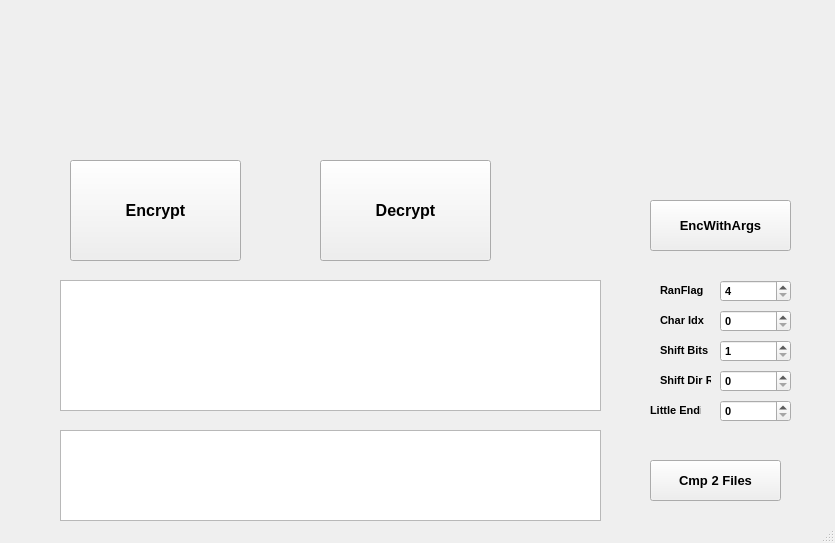
EdisoNewtong/Vector, file cpp/Qt/Fn4Dir/Fn4Dir/mainwindow.ui: the form before one commit.
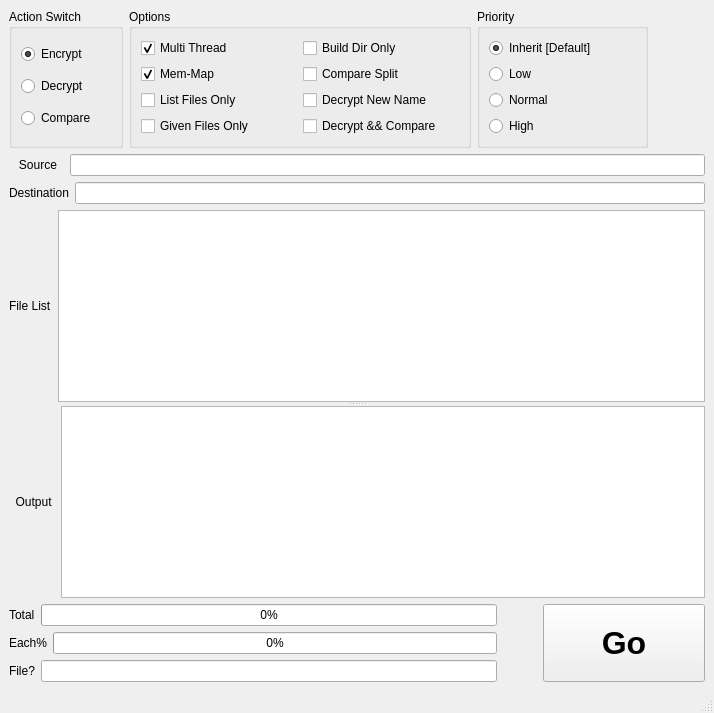
The form after the commit.

Commit message: [dev] Qt  Fn4Dir 1. Adjust UI Layout 2. Add Multi-Thread Support

Diff of the .ui file:
```diff
--- a/cpp/Qt/Fn4Dir/Fn4Dir/mainwindow.ui
+++ b/cpp/Qt/Fn4Dir/Fn4Dir/mainwindow.ui
@@ -6,355 +6,349 @@
    <rect>
     <x>0</x>
     <y>0</y>
-    <width>835</width>
-    <height>543</height>
+    <width>714</width>
+    <height>713</height>
    </rect>
   </property>
   <property name="windowTitle">
    <string>Fn 4 Dirs</string>
   </property>
   <widget class="QWidget" name="centralwidget">
-   <widget class="QPushButton" name="encBtn">
-    <property name="geometry">
-     <rect>
-      <x>70</x>
-      <y>160</y>
-      <width>171</width>
-      <height>101</height>
-     </rect>
-    </property>
-    <property name="font">
-     <font>
-      <family>Arial</family>
-      <pointsize>12</pointsize>
-      <weight>75</weight>
-      <bold>true</bold>
-     </font>
-    </property>
-    <property name="text">
-     <string>Encrypt</string>
-    </property>
-   </widget>
-   <widget class="QPushButton" name="decBtn">
-    <property name="geometry">
-     <rect>
-      <x>320</x>
-      <y>160</y>
-      <width>171</width>
-      <height>101</height>
-     </rect>
-    </property>
-    <property name="font">
-     <font>
-      <family>Arial</family>
-      <pointsize>12</pointsize>
-      <weight>75</weight>
-      <bold>true</bold>
-     </font>
-    </property>
-    <property name="text">
-     <string>Decrypt</string>
-    </property>
-   </widget>
-   <widget class="QPlainTextEdit" name="filePathWnd">
-    <property name="geometry">
-     <rect>
-      <x>60</x>
-      <y>280</y>
-      <width>541</width>
-      <height>131</height>
-     </rect>
-    </property>
-   </widget>
-   <widget class="QPlainTextEdit" name="logWnd">
-    <property name="geometry">
-     <rect>
-      <x>60</x>
-      <y>430</y>
-      <width>541</width>
-      <height>91</height>
-     </rect>
-    </property>
-   </widget>
-   <widget class="QSpinBox" name="spinBox">
-    <property name="geometry">
-     <rect>
-      <x>720</x>
-      <y>280</y>
-      <width>71</width>
-      <height>22</height>
-     </rect>
-    </property>
-    <property name="font">
-     <font>
-      <family>Arial</family>
-      <pointsize>8</pointsize>
-      <weight>75</weight>
-      <bold>true</bold>
-     </font>
-    </property>
-    <property name="minimum">
-     <number>4</number>
-    </property>
-    <property name="maximum">
-     <number>6</number>
-    </property>
-   </widget>
-   <widget class="QLabel" name="label">
-    <property name="geometry">
-     <rect>
-      <x>660</x>
-      <y>280</y>
-      <width>51</width>
-      <height>21</height>
-     </rect>
-    </property>
-    <property name="font">
-     <font>
-      <family>Arial</family>
-      <pointsize>8</pointsize>
-      <weight>75</weight>
-      <bold>true</bold>
-     </font>
-    </property>
-    <property name="text">
-     <string>RanFlag</string>
-    </property>
-   </widget>
-   <widget class="QSpinBox" name="spinBox_2">
-    <property name="geometry">
-     <rect>
-      <x>720</x>
-      <y>310</y>
-      <width>71</width>
-      <height>22</height>
-     </rect>
-    </property>
-    <property name="font">
-     <font>
-      <family>Arial</family>
-      <pointsize>8</pointsize>
-      <weight>75</weight>
-      <bold>true</bold>
-     </font>
-    </property>
-    <property name="minimum">
-     <number>0</number>
-    </property>
-    <property name="maximum">
-     <number>5</number>
-    </property>
-    <property name="value">
-     <number>0</number>
-    </property>
-   </widget>
-   <widget class="QLabel" name="label_2">
-    <property name="geometry">
-     <rect>
-      <x>660</x>
-      <y>310</y>
-      <width>51</width>
-      <height>21</height>
-     </rect>
-    </property>
-    <property name="font">
-     <font>
-      <family>Arial</family>
-      <pointsize>8</pointsize>
-      <weight>75</weight>
-      <bold>true</bold>
-     </font>
-    </property>
-    <property name="text">
-     <string>Char Idx</string>
-    </property>
-   </widget>
-   <widget class="QSpinBox" name="spinBox_3">
-    <property name="geometry">
-     <rect>
-      <x>720</x>
-      <y>340</y>
-      <width>71</width>
-      <height>22</height>
-     </rect>
-    </property>
-    <property name="font">
-     <font>
-      <family>Arial</family>
-      <pointsize>8</pointsize>
-      <weight>75</weight>
-      <bold>true</bold>
-     </font>
-    </property>
-    <property name="minimum">
-     <number>1</number>
-    </property>
-    <property name="maximum">
-     <number>7</number>
-    </property>
-    <property name="value">
-     <number>1</number>
-    </property>
-   </widget>
-   <widget class="QLabel" name="label_3">
-    <property name="geometry">
-     <rect>
-      <x>660</x>
-      <y>340</y>
-      <width>51</width>
-      <height>21</height>
-     </rect>
-    </property>
-    <property name="font">
-     <font>
-      <family>Arial</family>
-      <pointsize>8</pointsize>
-      <weight>75</weight>
-      <bold>true</bold>
-     </font>
-    </property>
-    <property name="text">
-     <string>Shift Bits</string>
-    </property>
-   </widget>
-   <widget class="QLabel" name="label_4">
-    <property name="geometry">
-     <rect>
-      <x>660</x>
-      <y>370</y>
-      <width>51</width>
-      <height>21</height>
-     </rect>
-    </property>
-    <property name="font">
-     <font>
-      <family>Arial</family>
-      <pointsize>8</pointsize>
-      <weight>75</weight>
-      <bold>true</bold>
-     </font>
-    </property>
-    <property name="text">
-     <string>Shift Dir R</string>
-    </property>
-   </widget>
-   <widget class="QSpinBox" name="spinBox_4">
-    <property name="geometry">
-     <rect>
-      <x>720</x>
-      <y>370</y>
-      <width>71</width>
-      <height>22</height>
-     </rect>
-    </property>
-    <property name="font">
-     <font>
-      <family>Arial</family>
-      <pointsize>8</pointsize>
-      <weight>75</weight>
-      <bold>true</bold>
-     </font>
-    </property>
-    <property name="minimum">
-     <number>0</number>
-    </property>
-    <property name="maximum">
-     <number>1</number>
-    </property>
-    <property name="value">
-     <number>0</number>
-    </property>
-   </widget>
-   <widget class="QSpinBox" name="spinBox_5">
-    <property name="geometry">
-     <rect>
-      <x>720</x>
-      <y>400</y>
-      <width>71</width>
-      <height>22</height>
-     </rect>
-    </property>
-    <property name="font">
-     <font>
-      <family>Arial</family>
-      <pointsize>8</pointsize>
-      <weight>75</weight>
-      <bold>true</bold>
-     </font>
-    </property>
-    <property name="minimum">
-     <number>0</number>
-    </property>
-    <property name="maximum">
-     <number>1</number>
-    </property>
-    <property name="value">
-     <number>0</number>
-    </property>
-   </widget>
-   <widget class="QLabel" name="label_5">
-    <property name="geometry">
-     <rect>
-      <x>650</x>
-      <y>400</y>
-      <width>51</width>
-      <height>21</height>
-     </rect>
-    </property>
-    <property name="font">
-     <font>
-      <family>Arial</family>
-      <pointsize>8</pointsize>
-      <weight>75</weight>
-      <bold>true</bold>
-     </font>
-    </property>
-    <property name="text">
-     <string>Little Endian</string>
-    </property>
-   </widget>
-   <widget class="QPushButton" name="encWithArgsBtn">
-    <property name="geometry">
-     <rect>
-      <x>650</x>
-      <y>200</y>
-      <width>141</width>
-      <height>51</height>
-     </rect>
-    </property>
-    <property name="font">
-     <font>
-      <family>Arial</family>
-      <pointsize>10</pointsize>
-      <weight>75</weight>
-      <bold>true</bold>
-     </font>
-    </property>
-    <property name="text">
-     <string>EncWithArgs</string>
-    </property>
-   </widget>
-   <widget class="QPushButton" name="cmp2FilesBtn">
-    <property name="geometry">
-     <rect>
-      <x>650</x>
-      <y>460</y>
-      <width>131</width>
-      <height>41</height>
-     </rect>
-    </property>
-    <property name="font">
-     <font>
-      <family>Arial</family>
-      <pointsize>10</pointsize>
-      <weight>75</weight>
-      <bold>true</bold>
-     </font>
-    </property>
-    <property name="text">
-     <string>Cmp 2 Files</string>
-    </property>
-   </widget>
+   <layout class="QVBoxLayout" name="verticalLayout_3">
+    <item>
+     <layout class="QHBoxLayout" name="UpPart" stretch="2,6,3,1">
+      <item>
+       <widget class="QGroupBox" name="actionGrp">
+        <property name="title">
+         <string>Action Switch</string>
+        </property>
+        <layout class="QVBoxLayout" name="verticalLayout">
+         <item>
+          <widget class="QRadioButton" name="encBtn">
+           <property name="text">
+            <string>Encrypt</string>
+           </property>
+           <property name="checked">
+            <bool>true</bool>
+           </property>
+          </widget>
+         </item>
+         <item>
+          <widget class="QRadioButton" name="decBtn">
+           <property name="text">
+            <string>Decrypt</string>
+           </property>
+          </widget>
+         </item>
+         <item>
+          <widget class="QRadioButton" name="cmpBtn">
+           <property name="text">
+            <string>Compare</string>
+           </property>
+          </widget>
+         </item>
+        </layout>
+       </widget>
+      </item>
+      <item>
+       <widget class="QGroupBox" name="optionGrp">
+        <property name="title">
+         <string>Options</string>
+        </property>
+        <layout class="QGridLayout" name="gridLayout">
+         <item row="3" column="0">
+          <widget class="QCheckBox" name="givenFileListBtn">
+           <property name="text">
+            <string>Given Files Only</string>
+           </property>
+          </widget>
+         </item>
+         <item row="0" column="0">
+          <widget class="QCheckBox" name="mtThreadBtn">
+           <property name="text">
+            <string>Multi Thread</string>
+           </property>
+           <property name="checked">
+            <bool>true</bool>
+           </property>
+          </widget>
+         </item>
+         <item row="2" column="0">
+          <widget class="QCheckBox" name="outputFileBtn">
+           <property name="text">
+            <string>List Files Only</string>
+           </property>
+          </widget>
+         </item>
+         <item row="1" column="0">
+          <widget class="QCheckBox" name="memmapBtn">
+           <property name="text">
+            <string>Mem-Map</string>
+           </property>
+           <property name="checked">
+            <bool>true</bool>
+           </property>
+          </widget>
+         </item>
+         <item row="0" column="1">
+          <widget class="QCheckBox" name="buildDirOnlyBtn">
+           <property name="text">
+            <string>Build Dir Only</string>
+           </property>
+          </widget>
+         </item>
+         <item row="1" column="1">
+          <widget class="QCheckBox" name="cmpMethodBtn">
+           <property name="text">
+            <string>Compare Split</string>
+           </property>
+          </widget>
+         </item>
+         <item row="2" column="1">
+          <widget class="QCheckBox" name="decWithNewNameBtn">
+           <property name="text">
+            <string>Decrypt New Name</string>
+           </property>
+          </widget>
+         </item>
+         <item row="3" column="1">
+          <widget class="QCheckBox" name="decWithCmpBtn">
+           <property name="text">
+            <string>Decrypt &amp;&amp;&amp;&amp; Compare</string>
+           </property>
+          </widget>
+         </item>
+        </layout>
+       </widget>
+      </item>
+      <item>
+       <widget class="QGroupBox" name="threadPrGrp">
+        <property name="title">
+         <string>Priority</string>
+        </property>
+        <layout class="QVBoxLayout" name="verticalLayout_2">
+         <item>
+          <widget class="QRadioButton" name="inheritPBtn">
+           <property name="text">
+            <string>Inherit [Default]</string>
+           </property>
+           <property name="checked">
+            <bool>true</bool>
+           </property>
+          </widget>
+         </item>
+         <item>
+          <widget class="QRadioButton" name="lowPBtn">
+           <property name="text">
+            <string>Low</string>
+           </property>
+          </widget>
+         </item>
+         <item>
+          <widget class="QRadioButton" name="normalPBtn">
+           <property name="text">
+            <string>Normal</string>
+           </property>
+          </widget>
+         </item>
+         <item>
+          <widget class="QRadioButton" name="highPBtn">
+           <property name="text">
+            <string>High</string>
+           </property>
+          </widget>
+         </item>
+        </layout>
+       </widget>
+      </item>
+      <item>
+       <spacer name="horizontalSpacer_2">
+        <property name="orientation">
+         <enum>Qt::Horizontal</enum>
+        </property>
+        <property name="sizeHint" stdset="0">
+         <size>
+          <width>40</width>
+          <height>20</height>
+         </size>
+        </property>
+       </spacer>
+      </item>
+     </layout>
+    </item>
+    <item>
+     <layout class="QVBoxLayout" name="DownPart">
+      <item>
+       <layout class="QHBoxLayout" name="srcBar" stretch="1,13">
+        <item>
+         <widget class="QLabel" name="label">
+          <property name="text">
+           <string>   Source  </string>
+          </property>
+         </widget>
+        </item>
+        <item>
+         <widget class="QLineEdit" name="srcPath"/>
+        </item>
+       </layout>
+      </item>
+      <item>
+       <layout class="QHBoxLayout" name="destBar" stretch="1,13">
+        <item>
+         <widget class="QLabel" name="label_2">
+          <property name="text">
+           <string>Destination</string>
+          </property>
+         </widget>
+        </item>
+        <item>
+         <widget class="QLineEdit" name="destPath"/>
+        </item>
+       </layout>
+      </item>
+      <item>
+       <widget class="QSplitter" name="splitter">
+        <property name="lineWidth">
+         <number>2</number>
+        </property>
+        <property name="midLineWidth">
+         <number>1</number>
+        </property>
+        <property name="orientation">
+         <enum>Qt::Vertical</enum>
+        </property>
+        <widget class="QWidget" name="layoutWidget">
+         <layout class="QHBoxLayout" name="fileListBar" stretch="0,0">
+          <item>
+           <widget class="QLabel" name="label_3">
+            <property name="text">
+             <string>File List</string>
+            </property>
+           </widget>
+          </item>
+          <item>
+           <widget class="QPlainTextEdit" name="fileListWnd"/>
+          </item>
+         </layout>
+        </widget>
+        <widget class="QWidget" name="layoutWidget">
+         <layout class="QHBoxLayout" name="logBar" stretch="0,0">
+          <item>
+           <widget class="QLabel" name="label_4">
+            <property name="text">
+             <string>  Output </string>
+            </property>
+           </widget>
+          </item>
+          <item>
+           <widget class="QPlainTextEdit" name="logWnd"/>
+          </item>
+         </layout>
+        </widget>
+       </widget>
+      </item>
+      <item>
+       <layout class="QHBoxLayout" name="progressLineWithButton" stretch="6,0,2">
+        <item>
+         <layout class="QVBoxLayout" name="progressBar_3">
+          <item>
+           <layout class="QHBoxLayout" name="totalBar">
+            <item>
+             <widget class="QLabel" name="label_5">
+              <property name="text">
+               <string>Total</string>
+              </property>
+             </widget>
+            </item>
+            <item>
+             <widget class="QProgressBar" name="progressTotalBar">
+              <property name="value">
+               <number>0</number>
+              </property>
+             </widget>
+            </item>
+           </layout>
+          </item>
+          <item>
+           <layout class="QHBoxLayout" name="eachBar">
+            <item>
+             <widget class="QLabel" name="label_6">
+              <property name="text">
+               <string>Each%</string>
+              </property>
+             </widget>
+            </item>
+            <item>
+             <widget class="QProgressBar" name="progressEachBar">
+              <property name="minimum">
+               <number>0</number>
+              </property>
+              <property name="value">
+               <number>0</number>
+              </property>
+             </widget>
+            </item>
+           </layout>
+          </item>
+          <item>
+           <layout class="QHBoxLayout" name="fileInfoLine">
+            <item>
+             <widget class="QLabel" name="label_7">
+              <property name="text">
+               <string>File?</string>
+              </property>
+             </widget>
+            </item>
+            <item>
+             <widget class="QLineEdit" name="processedFileEdit">
+              <property name="readOnly">
+               <bool>true</bool>
+              </property>
+             </widget>
+            </item>
+           </layout>
+          </item>
+         </layout>
+        </item>
+        <item>
+         <spacer name="horizontalSpacer">
+          <property name="orientation">
+           <enum>Qt::Horizontal</enum>
+          </property>
+          <property name="sizeHint" stdset="0">
+           <size>
+            <width>40</width>
+            <height>20</height>
+           </size>
+          </property>
+         </spacer>
+        </item>
+        <item>
+         <widget class="QPushButton" name="goBtn">
+          <property name="sizePolicy">
+           <sizepolicy hsizetype="Minimum" vsizetype="Preferred">
+            <horstretch>0</horstretch>
+            <verstretch>0</verstretch>
+           </sizepolicy>
+          </property>
+          <property name="font">
+           <font>
+            <family>Arial</family>
+            <pointsize>24</pointsize>
+            <weight>75</weight>
+            <bold>true</bold>
+           </font>
+          </property>
+          <property name="text">
+           <string>Go</string>
+          </property>
+         </widget>
+        </item>
+       </layout>
+      </item>
+     </layout>
+    </item>
+   </layout>
   </widget>
   <widget class="QStatusBar" name="statusbar"/>
  </widget>
```
Left out of the diff: 2 changed lines with no effect on the pictures. The commit also changes 9 other files.
